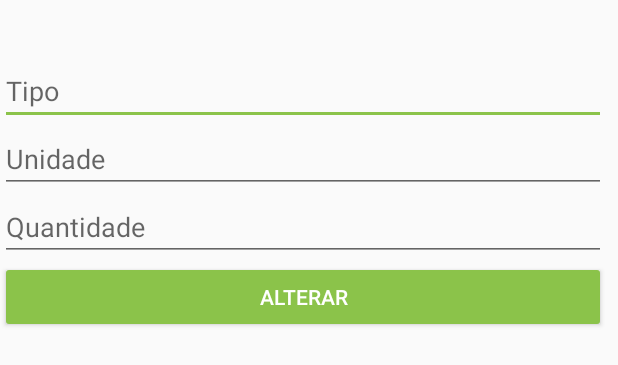
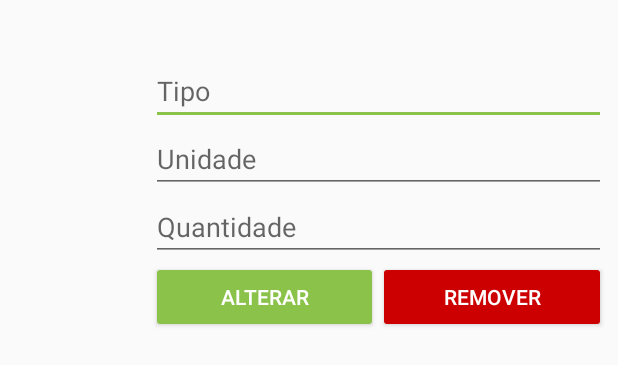
Before and after one commit to 6code/Cooperativa, an Android app: the layout alerta_alterar_tiporesiduo.xml on its own in the app's theme, with its tools: preview values and no code run, on a phone screen of 412 x 824 dp. Shown: the top 365 px of the screen. Run offline under Robolectric (Android 15) with nearby library versions, the phone set to English and light mode, and no system bars.

Commit message:
alert dilogs

```diff
--- a/app/src/main/res/layout/alerta_alterar_tiporesiduo.xml
+++ b/app/src/main/res/layout/alerta_alterar_tiporesiduo.xml
@@ -2,18 +2,19 @@
 <android.support.constraint.ConstraintLayout
     xmlns:android="http://schemas.android.com/apk/res/android"
     xmlns:app="http://schemas.android.com/apk/res-auto"
+    xmlns:tools="http://schemas.android.com/tools"
     android:layout_width="match_parent"
     android:layout_height="match_parent">
 
 
     <LinearLayout
-        android:layout_width="0dp"
+        android:layout_width="303dp"
         android:layout_height="wrap_content"
         android:layout_marginEnd="8dp"
         android:orientation="vertical"
         app:layout_constraintBottom_toBottomOf="parent"
         app:layout_constraintEnd_toEndOf="parent"
-        app:layout_constraintHorizontal_bias="0.454"
+        app:layout_constraintHorizontal_bias="1.0"
         app:layout_constraintStart_toStartOf="parent"
         app:layout_constraintTop_toTopOf="parent"
         app:layout_constraintVertical_bias="0.059">
@@ -42,13 +43,33 @@
             android:hint="Quantidade"
             android:inputType="textPersonName" />
 
-        <Button
-            android:id="@+id/alterar"
+        <LinearLayout
             android:layout_width="match_parent"
-            android:layout_height="wrap_content"
-            android:backgroundTint="@color/colorAccent"
-            android:text="Alterar"
-            android:textColor="@android:color/background_light" />
+            android:layout_height="match_parent"
+            android:orientation="horizontal">
+
+            <Button
+                android:id="@+id/alterar"
+                android:layout_width="101dp"
+                android:layout_height="wrap_content"
+                android:layout_weight="1"
+                android:backgroundTint="@color/colorAccent"
+                android:text="Alterar"
+                android:textColor="@android:color/background_light"
+                tools:layout_editor_absoluteX="26dp"
+                tools:layout_editor_absoluteY="301dp" />
+
+            <Button
+                android:id="@+id/remover"
+                android:layout_width="101dp"
+                android:layout_height="wrap_content"
+                android:layout_weight="1"
+                android:backgroundTint="@android:color/holo_red_dark"
+                android:text="Remover"
+                android:textColor="@android:color/background_light"
+                tools:layout_editor_absoluteX="0dp"
+                tools:layout_editor_absoluteY="389dp" />
+        </LinearLayout>
 
     </LinearLayout>
 </android.support.constraint.ConstraintLayout>
--- a/app/src/main/res/layout/fragment_estoque.xml
+++ b/app/src/main/res/layout/fragment_estoque.xml
@@ -39,7 +39,7 @@
             android:text="Doações" />
 
         <Button
-            android:id="@+id/button4"
+            android:id="@+id/id_btn_catadores"
             android:layout_width="match_parent"
             android:layout_height="wrap_content"
             android:text="Catadores" />
```
